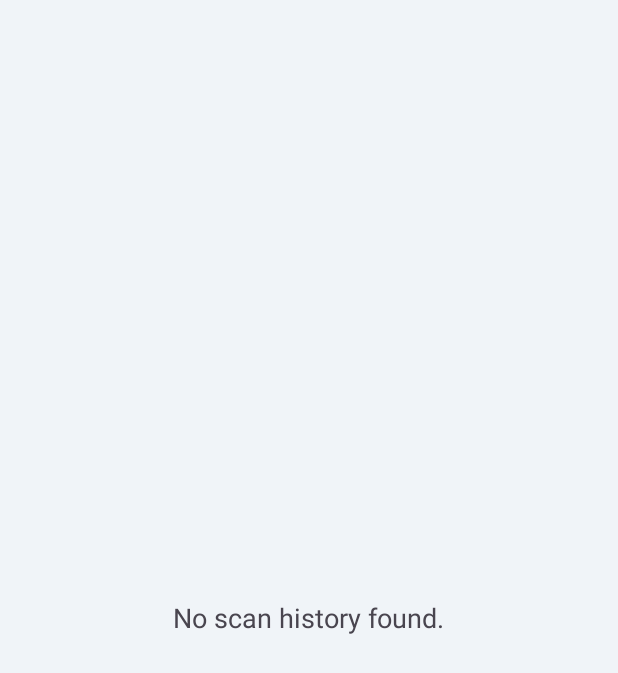
After one commit to PTan2505/PRM_DOCUMENT_SUMMARY, an Android app: the HistoryActivity screen opened directly, with no data from a screen before it, on a phone screen of 412 x 824 dp. The commit adds this screen. Shown: the top 673 px of the screen. Run offline under Robolectric (Android 15) with nearby library versions, the phone set to English and light mode, and no system bars; pictures from the network do not load.

Commit message:
feat: Implement scan history feature
This commit introduces a scan history feature, allowing users to view their past scans. It includes UI for the history screen, database schema updates to support saving image paths, and integration with the Glide library for efficient image loading.

Key changes include:

-   **Scan History Screen**:
    -   Adds `HistoryActivity` to display a list of past scans using a `RecyclerView`.
    -   Introduces `history_activity.xml` layout and `history_item_layout.xml` for individual history entries.
    -   Creates `HistoryAdapter` to bind scan data to the `RecyclerView`, using Glide to load image thumbnails.
    -   Adds `ScanHistoryItem` as the data model for history entries.

-   **Database**:
    -   Updates `DatabaseHelper` to version 3.
    -   Adds an `image_path` column to the `scanHistory` table to store the URI of the scanned image.
    -   Implements a safe `onUpgrade` path to alter the table without data loss.
    -   Updates `addScanHistory` to include the image path and adds a `getScanHistory` method to fetch records for a specific user.

-   **Dependencies**:
    -   Adds the `Glide` library (`com.github.bumptech.glide:glide:4.16.0`) to `build.gradle.kts` for image loading.

-   **UI & Navigation**:
    -   Adds a "History" icon to the `MainActivity`'s options menu (`main_menu.xml`) to navigate to the `HistoryActivity`.
    -   `ResultActivity` now saves the image path along with the scan results to the database.
    -   Registers `HistoryActivity` in the `AndroidManifest.xml`.

```diff
--- a/app/build.gradle.kts
+++ b/app/build.gradle.kts
@@ -75,6 +75,9 @@ dependencies {
     implementation("com.google.firebase:firebase-auth")
     implementation("com.google.android.gms:play-services-auth:21.2.0")
 
+    // ✅ Glide for image loading
+    implementation("com.github.bumptech.glide:glide:4.16.0")
+
     // Testing
     testImplementation(libs.junit)
     androidTestImplementation(libs.ext.junit)
--- /dev/null
+++ b/app/src/main/java/com/example/prm_ai/HistoryActivity.java
@@ -0,0 +1,70 @@
+package com.example.prm_ai;
+
+import android.database.Cursor;
+import android.os.Bundle;
+import android.view.View;
+import android.widget.TextView;
+import androidx.appcompat.app.AppCompatActivity;
+import androidx.recyclerview.widget.LinearLayoutManager;
+import androidx.recyclerview.widget.RecyclerView;
+
+import java.util.ArrayList;
+import java.util.List;
+
+public class HistoryActivity extends AppCompatActivity {
+
+    private RecyclerView recyclerViewHistory;
+    private TextView textViewNoHistory;
+    private HistoryAdapter historyAdapter;
+    private List<ScanHistoryItem> historyList = new ArrayList<>();
+    private DatabaseHelper dbHelper;
+    private int userId;
+
+    @Override
+    protected void onCreate(Bundle savedInstanceState) {
+        super.onCreate(savedInstanceState);
+        setContentView(R.layout.activity_history);
+
+        dbHelper = new DatabaseHelper(this);
+        userId = getIntent().getIntExtra("USER_ID", -1);
+
+        recyclerViewHistory = findViewById(R.id.recyclerViewHistory);
+        textViewNoHistory = findViewById(R.id.textViewNoHistory);
+
+        recyclerViewHistory.setLayoutManager(new LinearLayoutManager(this));
+        historyAdapter = new HistoryAdapter(this, historyList);
+        recyclerViewHistory.setAdapter(historyAdapter);
+
+        loadHistory();
+    }
+
+    private void loadHistory() {
+        if (userId == -1) {
+            textViewNoHistory.setVisibility(View.VISIBLE);
+            recyclerViewHistory.setVisibility(View.GONE);
+            return;
+        }
+
+        Cursor cursor = dbHelper.getScanHistory(userId);
+        if (cursor != null && cursor.moveToFirst()) {
+            textViewNoHistory.setVisibility(View.GONE);
+            recyclerViewHistory.setVisibility(View.VISIBLE);
+
+            do {
+                long id = cursor.getLong(cursor.getColumnIndexOrThrow(DatabaseHelper.COLUMN_HISTORY_ID));
+                String imagePath = cursor.getString(cursor.getColumnIndexOrThrow(DatabaseHelper.COLUMN_IMAGE_PATH));
+                String originalText = cursor.getString(cursor.getColumnIndexOrThrow(DatabaseHelper.COLUMN_ORIGINAL_TEXT));
+                String summaryText = cursor.getString(cursor.getColumnIndexOrThrow(DatabaseHelper.COLUMN_SUMMARY_TEXT));
+                String timestamp = cursor.getString(cursor.getColumnIndexOrThrow(DatabaseHelper.COLUMN_TIMESTAMP));
+
+                historyList.add(new ScanHistoryItem(id, imagePath, originalText, summaryText, timestamp));
+            } while (cursor.moveToNext());
+
+            cursor.close();
+            historyAdapter.notifyDataSetChanged();
+        } else {
+            textViewNoHistory.setVisibility(View.VISIBLE);
+            recyclerViewHistory.setVisibility(View.GONE);
+        }
+    }
+}
--- /dev/null
+++ b/app/src/main/res/layout/activity_history.xml
@@ -0,0 +1,25 @@
+<?xml version="1.0" encoding="utf-8"?>
+<RelativeLayout xmlns:android="http://schemas.android.com/apk/res/android"
+    xmlns:app="http://schemas.android.com/apk/res-auto"
+    xmlns:tools="http://schemas.android.com/tools"
+    android:layout_width="match_parent"
+    android:layout_height="match_parent"
+    android:background="#F0F4F8"
+    tools:context=".HistoryActivity">
+
+    <androidx.recyclerview.widget.RecyclerView
+        android:id="@+id/recyclerViewHistory"
+        android:layout_width="match_parent"
+        android:layout_height="match_parent"
+        android:padding="8dp" />
+
+    <TextView
+        android:id="@+id/textViewNoHistory"
+        android:layout_width="wrap_content"
+        android:layout_height="wrap_content"
+        android:text="No scan history found."
+        android:textSize="18sp"
+        android:layout_centerInParent="true"
+        android:visibility="gone"/>
+
+</RelativeLayout>
```
Also changed, not shown: app/src/main/AndroidManifest.xml (+7 -4 lines), app/src/main/java/com/example/prm_ai/DatabaseHelper.java (+32 -14 lines), app/src/main/java/com/example/prm_ai/HistoryAdapter.java (added, +67 -0 lines), app/src/main/java/com/example/prm_ai/MainActivity.java (+20 -2 lines), app/src/main/java/com/example/prm_ai/ResultActivity.java (+6 -12 lines), app/src/main/java/com/example/prm_ai/ScanHistoryItem.java (added, +38 -0 lines), app/src/main/res/layout/history_item_layout.xml (added, +50 -0 lines), app/src/main/res/menu/main_menu.xml (added, +9 -0 lines).
